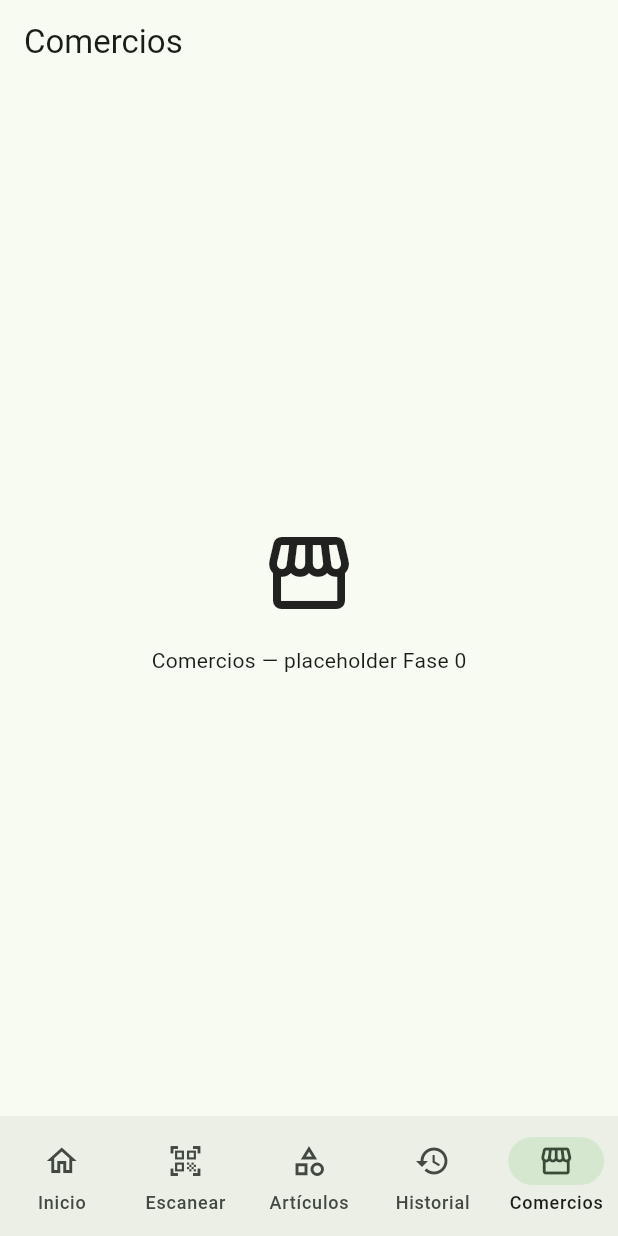
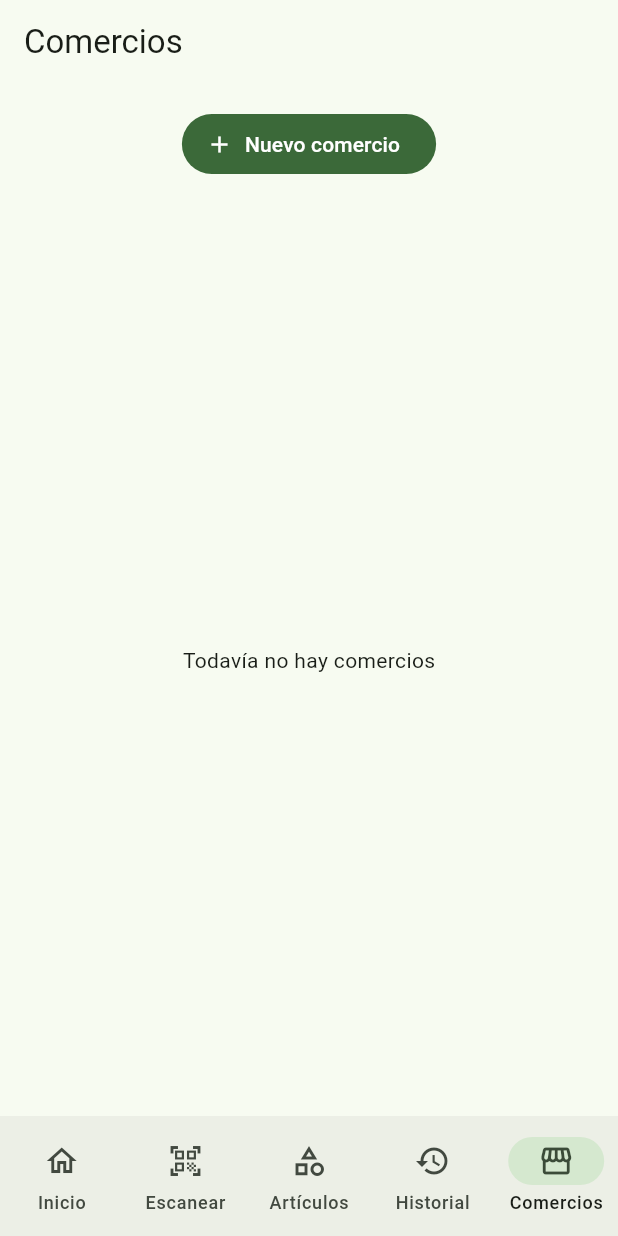
Before and after one commit to joriza/seguidor-precios, a Flutter app: the screen it shows after launch, item 5 of the bottom bar chosen, on a phone screen of 412 x 824 dp. Run offline on Flutter 3.47's test engine with Material 3 defaults, Android fonts, the phone set to English and light mode, and no system bars; our stand-ins replace csv, drift; missing offline and left inert: mobile_scanner; accounts and stored records are empty; generated files the repository leaves out were written again.

Commit message:
feat: inline store creation dialog and stores screen (Fase 1 T7)

```diff
--- a/app/lib/app.dart
+++ b/app/lib/app.dart
@@ -49,7 +49,7 @@ class _HomeShellState extends State<HomeShell> {
         EscanerScreen(baseDeDatos: widget.baseDeDatos),
         ArticulosScreen(baseDeDatos: widget.baseDeDatos),
         const HistorialScreen(),
-        const ComerciosScreen(),
+        ComerciosScreen(baseDeDatos: widget.baseDeDatos),
       ];
 
   @override
--- a/app/lib/features/comercios/comercios_screen.dart
+++ b/app/lib/features/comercios/comercios_screen.dart
@@ -1,20 +1,79 @@
+import 'package:drift/drift.dart' hide Column;
 import 'package:flutter/material.dart';
 
-/// Pantalla placeholder de comercios (se implementa en Fase 1).
-class ComerciosScreen extends StatelessWidget {
-  const ComerciosScreen({super.key});
+import '../../data/local/base_de_datos.dart';
+import 'alta_comercio_dialog.dart';
+
+/// Sección Comercios: listado y alta (S7, R9).
+class ComerciosScreen extends StatefulWidget {
+  const ComerciosScreen({super.key, required this.baseDeDatos});
+
+  final BaseDeDatos baseDeDatos;
+
+  @override
+  State<ComerciosScreen> createState() => _ComerciosScreenState();
+}
+
+class _ComerciosScreenState extends State<ComerciosScreen> {
+  List<Comercio> _comercios = <Comercio>[];
+  bool _cargando = true;
+
+  @override
+  void initState() {
+    super.initState();
+    _cargar();
+  }
+
+  Future<void> _cargar() async {
+    final lista = await (widget.baseDeDatos.select(widget.baseDeDatos.comercios)
+          ..where((t) => t.borradoEn.isNull())
+          ..orderBy([(t) => OrderingTerm(expression: t.nombre)]))
+        .get();
+    if (!mounted) return;
+    setState(() {
+      _comercios = lista;
+      _cargando = false;
+    });
+  }
+
+  Future<void> _alta() async {
+    await mostrarAltaComercio(context, widget.baseDeDatos);
+    await _cargar();
+  }
 
   @override
   Widget build(BuildContext context) {
-    return Center(
-      child: Column(
-        mainAxisAlignment: MainAxisAlignment.center,
-        children: const <Widget>[
-          Icon(Icons.storefront, size: 64),
-          SizedBox(height: 16),
-          Text('Comercios — placeholder Fase 0'),
-        ],
-      ),
+    if (_cargando) {
+      return const Center(child: CircularProgressIndicator());
+    }
+
+    return Column(
+      children: <Widget>[
+        Padding(
+          padding: const EdgeInsets.all(16),
+          child: FilledButton.icon(
+            onPressed: _alta,
+            icon: const Icon(Icons.add),
+            label: const Text('Nuevo comercio'),
+          ),
+        ),
+        Expanded(
+          child: _comercios.isEmpty
+              ? const Center(child: Text('Todavía no hay comercios'))
+              : ListView.builder(
+                  itemCount: _comercios.length,
+                  itemBuilder: (BuildContext contexto, int i) {
+                    final Comercio c = _comercios[i];
+                    final String? tipo = c.tipo;
+                    return ListTile(
+                      leading: const Icon(Icons.storefront),
+                      title: Text(c.nombre),
+                      subtitle: Text(tipo ?? 'Sin tipo'),
+                    );
+                  },
+                ),
+        ),
+      ],
     );
   }
 }
```
Also changed, not shown: app/lib/features/comercios/alta_comercio_dialog.dart (added, +104 -0 lines), 2 other files.
